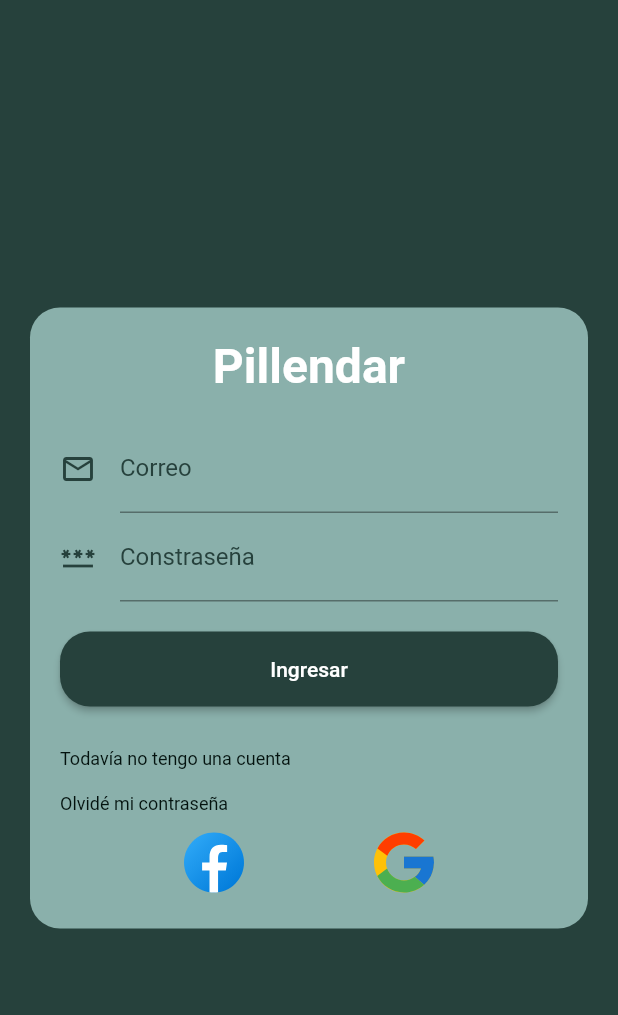
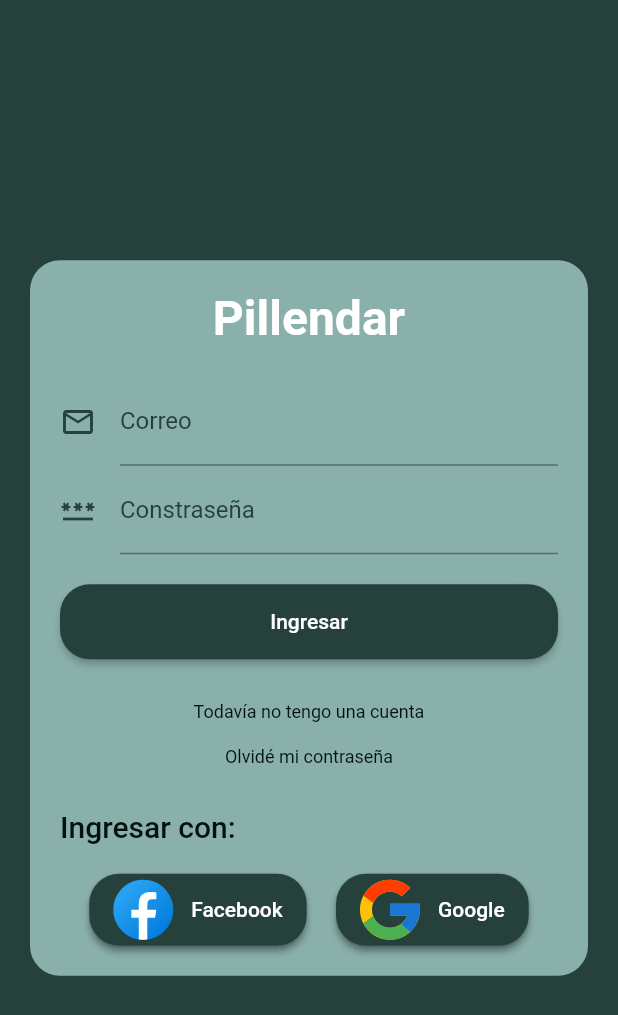
Before and after one commit to iPy849/Pillendar, a Flutter app: the screen it shows after launch, on a phone screen of 412 x 824 dp. Shown: the top 1015 px of the screen. Run offline on Flutter 3.47's test engine with Material 2 defaults, Android fonts, the phone set to English and light mode, and no system bars; our stand-ins replace email_validator, flutter_svg.

Commit message:
NavegaciÃon y pantallas de login implementadas

```diff
--- /dev/null
+++ b/lib/firebase/index.dart
@@ -0,0 +1 @@
+export 'package:pillendar_app/firebase/firebase_auth_controller.dart';
--- a/lib/main.dart
+++ b/lib/main.dart
@@ -1,6 +1,6 @@
 import 'package:flutter/material.dart';
+import 'package:pillendar_app/navigation/navigation.dart';
 import 'package:pillendar_app/theme/theme.dart';
-import 'package:pillendar_app/views/login.dart';
 
 void main() {
   initSettings();
@@ -18,10 +18,10 @@ class MyApp extends StatelessWidget {
   @override
   Widget build(BuildContext context) {
     return MaterialApp(
-      title: 'Flutter Demo',
       theme: AppTheme().getTheme(),
       debugShowCheckedModeBanner: false,
-      home: const LoginView(title: 'Pillendar'),
+      initialRoute: Navigation.routes[0].path,
+      routes: Navigation.getRoutes(context),
     );
   }
 }
--- /dev/null
+++ b/lib/model/user.dart
@@ -0,0 +1 @@
+class User {}
--- /dev/null
+++ b/lib/navigation/navigation.dart
@@ -0,0 +1,23 @@
+import 'package:flutter/material.dart';
+import 'package:flutter/widgets.dart';
+import 'package:pillendar_app/navigation/route.dart';
+import 'package:pillendar_app/views/index.dart';
+
+class Navigation {
+  static final List<RouteModel> routes = [
+    RouteModel("/", const EntrypointView()),
+    RouteModel("/login", const LoginView()),
+    RouteModel("/register", const RegisterView()),
+    RouteModel("/forgot_password", const ForgotPasswordView()),
+  ];
+
+  static getRoutes(BuildContext context) {
+    Map<String, Widget Function(BuildContext)> routes = {};
+    for (RouteModel route in Navigation.routes) {
+      routes.addAll({
+        route.path: (context) => route.view,
+      });
+    }
+    return routes;
+  }
+}
--- /dev/null
+++ b/lib/navigation/route.dart
@@ -0,0 +1,8 @@
+import 'package:flutter/material.dart';
+
+class RouteModel {
+  String path;
+  Widget view;
+
+  RouteModel(this.path, this.view);
+}
--- /dev/null
+++ b/lib/theme/index.dart
@@ -0,0 +1,2 @@
+export 'package:pillendar_app/theme/theme.dart';
+export 'package:pillendar_app/theme/styles.dart';
--- /dev/null
+++ b/lib/theme/styles.dart
@@ -0,0 +1,47 @@
+import 'package:flutter/widgets.dart';
+
+class AppColors {
+  static const Color primary = Color(0xFF8ab0ab);
+  static const Color secondary = Color(0xFF3e505b);
+  static const Color darkPrimary = Color(0xFF26413c);
+  static const Color darkerPrimary = Color(0xFF1a1d1a);
+  static const Color black = Color(0xFF03120e);
+  static const Color white = Color(0xFFFFFFFF);
+}
+
+class AppTextStyle {
+  static const TextStyle heading_1 = TextStyle(
+      color: AppColors.black, fontSize: 32, fontWeight: FontWeight.w600);
+
+  static const TextStyle heading_2 = TextStyle(
+      color: AppColors.black, fontSize: 24, fontWeight: FontWeight.w500);
+
+  static const TextStyle heading_3 = TextStyle(
+      color: AppColors.black, fontSize: 20, fontWeight: FontWeight.w500);
+
+  static const TextStyle text = TextStyle(
+      color: AppColors.black, fontSize: 16, fontWeight: FontWeight.w400);
+
+  static const TextStyle smallText = TextStyle(
+      color: AppColors.black, fontSize: 12, fontWeight: FontWeight.w400);
+
+  static const TextStyle headingWhite_1 = TextStyle(
+      color: AppColors.white, fontSize: 32, fontWeight: FontWeight.w600);
+
+  static const TextStyle headingWhite_2 = TextStyle(
+      color: AppColors.white, fontSize: 24, fontWeight: FontWeight.w500);
+
+  static const TextStyle headingWhite_3 = TextStyle(
+      color: AppColors.white, fontSize: 20, fontWeight: FontWeight.w500);
+
+  static const TextStyle textWhite_ = TextStyle(
+      color: AppColors.white, fontSize: 16, fontWeight: FontWeight.w400);
+
+  static const TextStyle smallWhiteText = TextStyle(
+      color: AppColors.white, fontSize: 12, fontWeight: FontWeight.w400);
+}
+
+class AppStyleConstants {
+  static const double cornerRadius = 20;
+  static const double separation = 20;
+}
--- a/lib/theme/theme.dart
+++ b/lib/theme/theme.dart
@@ -1,56 +1,12 @@
 import 'package:flutter/material.dart';
-
-class AppColors {
-  static const Color primary = Color(0xFF8ab0ab);
-  static const Color secondary = Color(0xFF3e505b);
-  static const Color darkPrimary = Color(0xFF26413c);
-  static const Color darkerPrimary = Color(0xFF1a1d1a);
-  static const Color black = Color(0xFF03120e);
-  static const Color white = Color(0xFFFFFFFF);
-}
-
-class AppTextStyle {
-  static const TextStyle heading_1 = TextStyle(
-      color: AppColors.black, fontSize: 32, fontWeight: FontWeight.w600);
-
-  static const TextStyle heading_2 = TextStyle(
-      color: AppColors.black, fontSize: 24, fontWeight: FontWeight.w500);
-
-  static const TextStyle heading_3 = TextStyle(
-      color: AppColors.black, fontSize: 20, fontWeight: FontWeight.w500);
-
-  static const TextStyle text = TextStyle(
-      color: AppColors.black, fontSize: 16, fontWeight: FontWeight.w400);
-
-  static const TextStyle smallText = TextStyle(
-      color: AppColors.black, fontSize: 12, fontWeight: FontWeight.w400);
-
-  static const TextStyle headingWhite_1 = TextStyle(
-      color: AppColors.white, fontSize: 32, fontWeight: FontWeight.w600);
-
-  static const TextStyle headingWhite_2 = TextStyle(
-      color: AppColors.white, fontSize: 24, fontWeight: FontWeight.w500);
-
-  static const TextStyle headingWhite_3 = TextStyle(
-      color: AppColors.white, fontSize: 20, fontWeight: FontWeight.w500);
-
-  static const TextStyle textWhite_ = TextStyle(
-      color: AppColors.white, fontSize: 16, fontWeight: FontWeight.w400);
-
-  static const TextStyle smallWhiteText = TextStyle(
-      color: AppColors.white, fontSize: 12, fontWeight: FontWeight.w400);
-}
-
-class AppStyleConstants {
-  static const double cornerRadius = 20;
-  static const double separation = 20;
-}
+import 'package:pillendar_app/theme/styles.dart';
 
 class AppTheme {
   ThemeData getTheme() {
     return ThemeData(
       primaryColor: AppColors.primary,
       primaryColorDark: AppColors.darkPrimary,
+      scaffoldBackgroundColor: AppColors.darkPrimary,
       elevatedButtonTheme: ElevatedButtonThemeData(
         style: ElevatedButton.styleFrom(
           backgroundColor: AppColors.darkPrimary,
--- /dev/null
+++ b/lib/views/entrypoint.dart
@@ -0,0 +1,12 @@
+import 'package:flutter/material.dart';
+import 'package:pillendar_app/views/index.dart';
+
+class EntrypointView extends StatelessWidget {
+  const EntrypointView({super.key});
+
+  @override
+  Widget build(BuildContext context) {
+    // TODO: implement build
+    return const LoginView();
+  }
+}
--- /dev/null
+++ b/lib/views/index.dart
@@ -0,0 +1,4 @@
+export 'package:pillendar_app/views/login.dart';
+export 'package:pillendar_app/views/register.dart';
+export 'package:pillendar_app/views/entrypoint.dart';
+export 'package:pillendar_app/views/forget_password.dart';
--- a/lib/views/login.dart
+++ b/lib/views/login.dart
@@ -1,17 +1,16 @@
 import 'package:flutter/material.dart';
-import 'package:pillendar_app/theme/theme.dart';
+import 'package:pillendar_app/firebase/index.dart';
+import 'package:pillendar_app/theme/index.dart';
 import 'package:pillendar_app/utils/Utils.dart';
 import 'package:pillendar_app/widgets/login/login_form.dart';
 
-class LoginView extends StatelessWidget with Utils {
-  const LoginView({super.key, required this.title});
-
-  final String title;
+class LoginView extends StatelessWidget with Utils, FirebaseAuthController {
+  const LoginView({super.key});
 
   @override
   Widget build(BuildContext context) {
     return Scaffold(
-      backgroundColor: AppColors.darkPrimary,
+      resizeToAvoidBottomInset: false,
       body: GestureDetector(
         onTap: () {
           hideKeyboard();
--- a/lib/widgets/login/login_form.dart
+++ b/lib/widgets/login/login_form.dart
@@ -3,8 +3,7 @@ import 'package:flutter/material.dart';
 import 'package:flutter_svg/flutter_svg.dart';
 import 'package:pillendar_app/i18n.dart';
 import 'package:pillendar_app/utils/Utils.dart';
-
-import '../../theme/theme.dart';
+import 'package:pillendar_app/theme/index.dart';
 
 class LoginForm extends StatefulWidget {
   const LoginForm({super.key});
@@ -17,19 +16,6 @@ class _LoginFormState extends State<LoginForm> with Utils {
   late String emailValue;
   late String password;
   final _formKey = GlobalKey<FormState>();
-  late FocusNode _focusNode;
-
-  @override
-  void dispose() {
-    super.dispose();
-    _focusNode.dispose();
-  }
-
-  @override
-  void initState() {
-    super.initState();
-    _focusNode = FocusNode();
-  }
 
   @override
   Widget build(BuildContext context) {
@@ -53,6 +39,7 @@ class _LoginFormState extends State<LoginForm> with Utils {
               if (v == null || v.isEmpty || !EmailValidator.validate(v)) {
                 return i18n.getText("Login_view_email_input_incorrect");
               }
+              return null;
             },
             decoration: InputDecoration(
               hintText: i18n.getText("Login_view_email_input_hint"),
@@ -71,6 +58,7 @@ class _LoginFormState extends State<LoginForm> with Utils {
               if (v == null || v.isEmpty) {
                 return i18n.getText("Login_view_password_input_incorrect");
               }
+              return null;
             },
             obscureText: true,
             decoration: InputDecoration(
@@ -106,25 +94,44 @@ class _LoginFormState extends State<LoginForm> with Utils {
               ),
             ),
           ),
+          Center(
+            child: Column(
+              mainAxisAlignment: MainAxisAlignment.center,
+              children: [
                 TextButton(
-            onPressed: () {},
+                  onPressed: () => navigateToPath("/register", context),
                   child: Text(
                     i18n.getText("Login_view_create_new_profile_button"),
                     style: AppTextStyle.smallText,
                   ),
                 ),
                 TextButton(
-            onPressed: () {},
+                  onPressed: () => navigateToPath("/forgot_password", context),
                   child: Text(
                     i18n.getText("Login_view_forget_password_button"),
                     style: AppTextStyle.smallText,
                   ),
                 ),
+              ],
+            ),
+          ),
+          Padding(
+            padding: const EdgeInsets.symmetric(
+                vertical: AppStyleConstants.separation),
+            child: Text(i18n.getText("Login_view_socials_login_title"),
+                style: AppTextStyle.heading_3),
+          ),
           Row(
             mainAxisAlignment: MainAxisAlignment.spaceEvenly,
             crossAxisAlignment: CrossAxisAlignment.center,
             children: [
-              IconButton(
+              ElevatedButton(
+                onPressed: () {},
+                style: ElevatedButton.styleFrom(
+                  backgroundColor: AppColors.primary,
+                  padding: EdgeInsets.zero,
+                ),
+                child: ElevatedButton.icon(
                     onPressed: () {
                       ScaffoldMessenger.of(context).showSnackBar(
                         SnackBar(
@@ -133,12 +140,30 @@ class _LoginFormState extends State<LoginForm> with Utils {
                       );
                     },
                     icon: SvgPicture.asset("assets/facebook_logo.svg"),
+                    label: const Text("Facebook")),
+              ),
+              ElevatedButton(
+                onPressed: () {
+                  ScaffoldMessenger.of(context).showSnackBar(
+                    SnackBar(
+                      content: Text(i18n.getText("Development_mesaje")),
+                    ),
+                  );
+                },
+                style: ElevatedButton.styleFrom(
+                  backgroundColor: AppColors.primary,
                   padding: EdgeInsets.zero,
                 ),
-              IconButton(
-                onPressed: () {},
+                child: ElevatedButton.icon(
+                    onPressed: () {
+                      ScaffoldMessenger.of(context).showSnackBar(
+                        SnackBar(
+                          content: Text(i18n.getText("Development_mesaje")),
+                        ),
+                      );
+                    },
                     icon: SvgPicture.asset("assets/google_logo.svg"),
-                padding: EdgeInsets.zero,
+                    label: const Text("Google")),
               ),
             ],
           ),
```
Also changed, not shown: lib/firebase/firebase_auth_controller.dart (added, +23 -0 lines), lib/utils/Utils.dart (+6 -1 lines), lib/views/forget_password.dart (added, +20 -0 lines), lib/views/register.dart (added, +21 -0 lines). Lines whose indentation alone changed are shown as unchanged.
